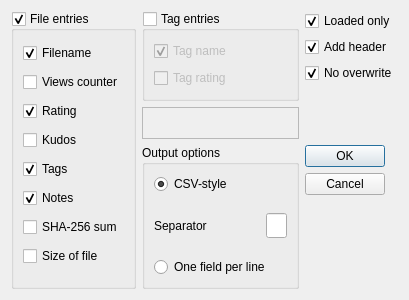
Old version of the form milla-view/exportform.ui in the repository matrixsmaster/MILLA.
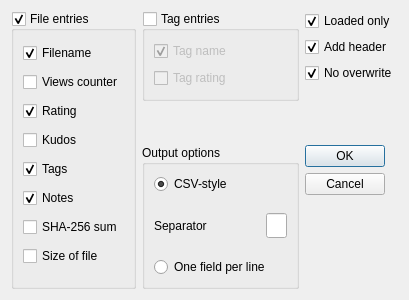
New version of the form. Icons and pictures are not drawn.

Patch:
```diff
--- a/milla-view/exportform.ui
+++ b/milla-view/exportform.ui
@@ -264,10 +264,10 @@
       </size>
      </property>
      <property name="frameShape">
-      <enum>QFrame::StyledPanel</enum>
+      <enum>QFrame::NoFrame</enum>
      </property>
      <property name="frameShadow">
-      <enum>QFrame::Raised</enum>
+      <enum>QFrame::Plain</enum>
      </property>
     </widget>
    </item>
```
